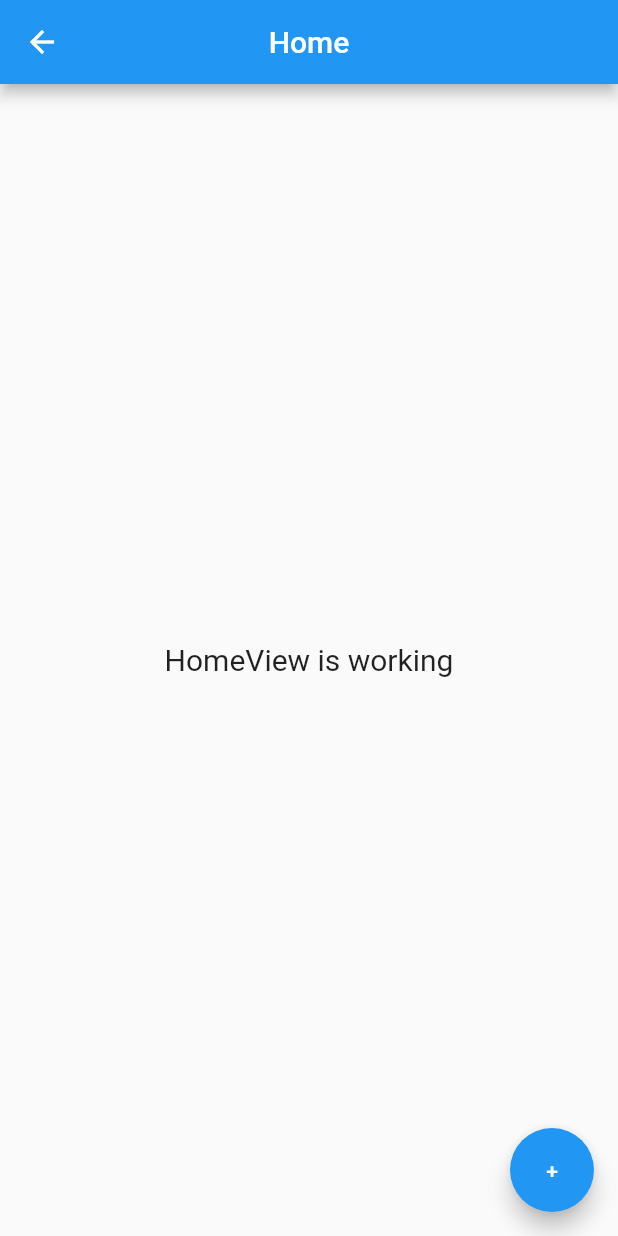
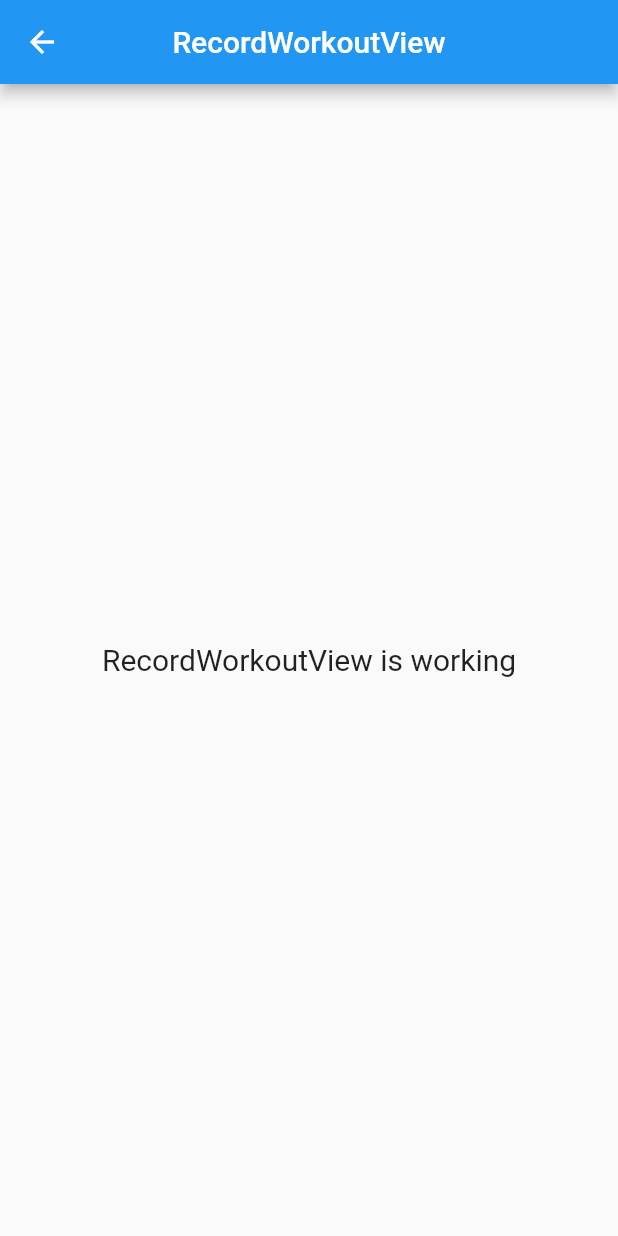
Before and after one commit to adamstyrc/workout-flutter, a Flutter app: the HomeView screen opened by its route, after a tap on an icon or button, on a phone screen of 412 x 824 dp. Run offline on Flutter 3.47's test engine with Material 2 defaults, Android fonts, the phone set to English and light mode, and no system bars; our stand-ins replace get.

Commit message:
Add RecordWorkout & WorkoutsList

```diff
--- a/lib/modules/home/views/home_view.dart
+++ b/lib/app/modules/home/views/home_view.dart
@@ -1,6 +1,6 @@
 import 'package:flutter/material.dart';
-
 import 'package:get/get.dart';
+import 'package:workout_app/app/routes/app_pages.dart';
 
 import '../controllers/home_controller.dart';
 
@@ -11,7 +11,9 @@ class HomeView extends GetView<HomeController> {
   Widget build(BuildContext context) {
     return Scaffold(
       floatingActionButton: FloatingActionButton(
-        onPressed: () {},
+        onPressed: () {
+          Get.toNamed(Routes.RECORD_WORKOUT);
+        },
         child: const Text('+'),
       ),
       appBar: AppBar(
--- /dev/null
+++ b/lib/app/modules/record_workout/bindings/record_workout_binding.dart
@@ -0,0 +1,12 @@
+import 'package:get/get.dart';
+
+import '../controllers/record_workout_controller.dart';
+
+class RecordWorkoutBinding extends Bindings {
+  @override
+  void dependencies() {
+    Get.lazyPut<RecordWorkoutController>(
+      () => RecordWorkoutController(),
+    );
+  }
+}
--- /dev/null
+++ b/lib/app/modules/record_workout/views/record_workout_view.dart
@@ -0,0 +1,23 @@
+import 'package:flutter/material.dart';
+
+import 'package:get/get.dart';
+
+import '../controllers/record_workout_controller.dart';
+
+class RecordWorkoutView extends GetView<RecordWorkoutController> {
+  @override
+  Widget build(BuildContext context) {
+    return Scaffold(
+      appBar: AppBar(
+        title: Text('RecordWorkoutView'),
+        centerTitle: true,
+      ),
+      body: Center(
+        child: Text(
+          'RecordWorkoutView is working',
+          style: TextStyle(fontSize: 20),
+        ),
+      ),
+    );
+  }
+}
--- a/lib/routes/app_routes.dart
+++ b/lib/app/routes/app_routes.dart
@@ -3,8 +3,12 @@ part of 'app_pages.dart';
 
 abstract class Routes {
   static const HOME = _Paths.HOME;
+  static const WORKOUTS_LIST = _Paths.WORKOUTS_LIST;
+  static const RECORD_WORKOUT = _Paths.RECORD_WORKOUT;
 }
 
 abstract class _Paths {
   static const HOME = '/home';
+  static const WORKOUTS_LIST = '/workouts-list';
+  static const RECORD_WORKOUT = '/record-workout';
 }
--- a/lib/main.dart
+++ b/lib/main.dart
@@ -1,6 +1,6 @@
 import 'package:flutter/material.dart';
 import 'package:get/get.dart';
-import 'package:workout_app/routes/app_pages.dart';
+import 'package:workout_app/app/routes/app_pages.dart';
 
 void main() {
   runApp(
```
Also changed, not shown: lib/app/modules/record_workout/controllers/record_workout_controller.dart (added, +20 -0 lines), lib/app/modules/workouts_list/bindings/workouts_list_binding.dart (added, +12 -0 lines), lib/app/modules/workouts_list/controllers/workouts_list_controller.dart (added, +20 -0 lines), lib/app/modules/workouts_list/views/workouts_list_view.dart (added, +23 -0 lines), lib/app/routes/app_pages.dart (added, +32 -0 lines), lib/routes/app_pages.dart (deleted, +0 -18 lines), lib/app/modules/home/bindings/home_binding.dart (renamed from lib/modules/home/bindings/home_binding.dart), lib/app/modules/home/controllers/home_controller.dart (renamed from lib/modules/home/controllers/home_controller.dart), 1 other file.
